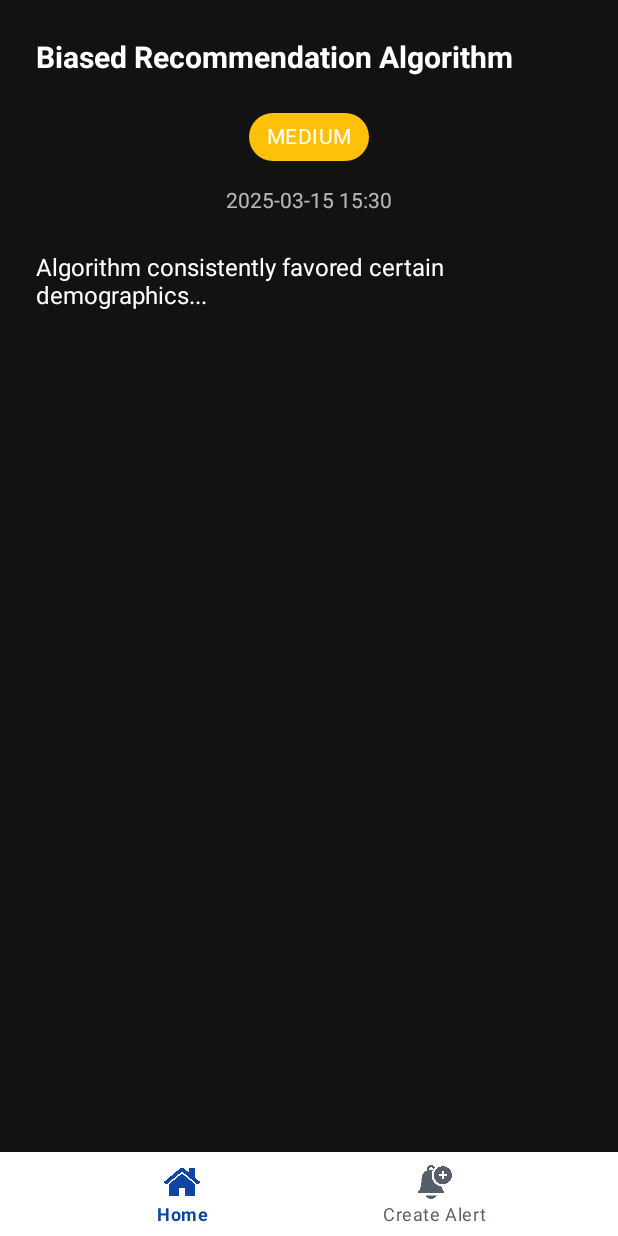
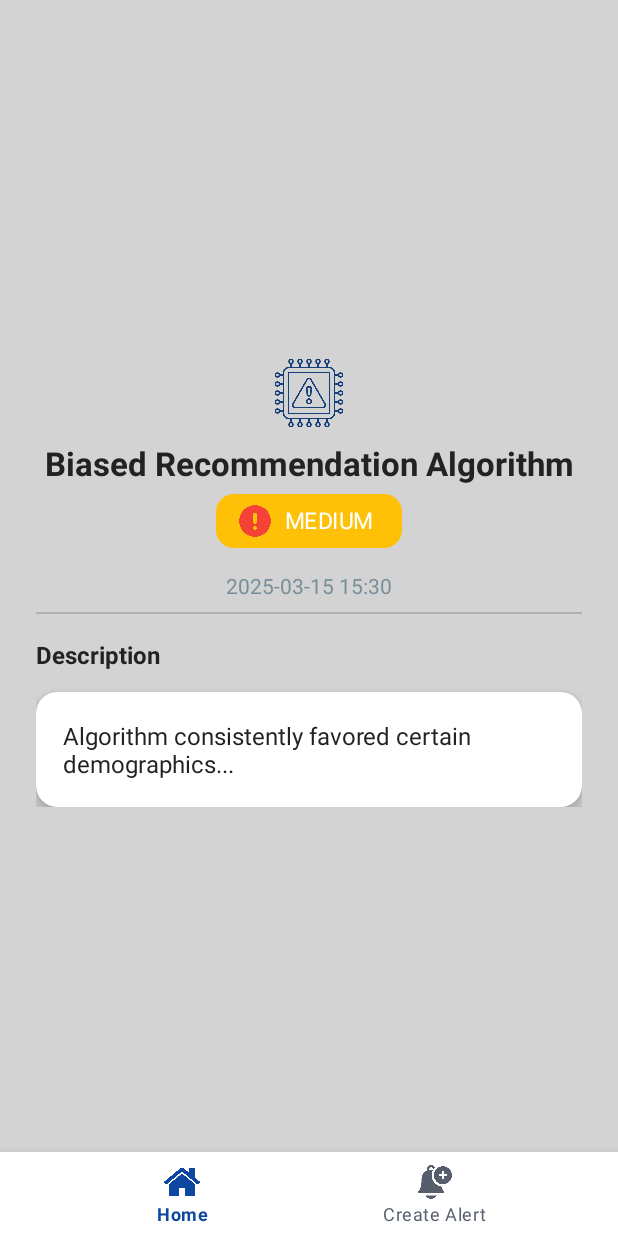
Before and after one commit to Amartyakaushik/AIWatchdog, an Android app: the screen it shows after launch (MainActivity), after a tap on "Biased Recommendation Algorithm", on a phone screen of 412 x 824 dp. Run offline under Robolectric (Android 15) with nearby library versions, the phone set to English and light mode, and no system bars; our stand-ins replace navigation-ui.

Commit message:
Updated ui of IncidentDescription fragment

```diff
--- a/app/src/main/res/layout/fragment_incident_detail.xml
+++ b/app/src/main/res/layout/fragment_incident_detail.xml
@@ -3,61 +3,123 @@
     xmlns:app="http://schemas.android.com/apk/res-auto"
     android:layout_width="match_parent"
     android:layout_height="match_parent"
-    android:padding="24dp"
-    android:background="@color/dark_background">
+    xmlns:tools="http://schemas.android.com/tools"
+    android:background="#D3D3D3"
+    android:padding="0dp">
 
     <androidx.constraintlayout.widget.ConstraintLayout
         android:layout_width="match_parent"
-        android:layout_height="wrap_content">
+        android:layout_height="wrap_content"
+        android:layout_gravity="center"
+        android:padding="24dp">
+
+        <ImageView
+            android:id="@+id/incidentIcon"
+            android:layout_width="48dp"
+            android:layout_height="48dp"
+            android:src="@drawable/ic_ai_incident"
+            app:tint="@color/primary"
+            app:layout_constraintTop_toTopOf="parent"
+            app:layout_constraintStart_toStartOf="parent"
+            app:layout_constraintEnd_toEndOf="parent"
+            android:layout_marginTop="8dp"
+            android:contentDescription="@string/incident_icon" />
 
         <TextView
             android:id="@+id/detailTitle"
             android:layout_width="0dp"
             android:layout_height="wrap_content"
-            android:textSize="20sp"
+            android:textSize="22sp"
             android:textStyle="bold"
-            android:textColor="@color/white"
-            app:layout_constraintTop_toTopOf="parent"
+            android:textColor="#222"
+            android:gravity="center"
+            app:layout_constraintTop_toBottomOf="@id/incidentIcon"
             app:layout_constraintStart_toStartOf="parent"
             app:layout_constraintEnd_toEndOf="parent"
-            android:text="Incident Title" />
+            android:layout_marginTop="8dp"
+            android:layout_marginBottom="8dp"
+            tools:text="Biased Recommendation Algorithm" />
 
         <com.google.android.material.chip.Chip
             android:id="@+id/detailSeverity"
+            style="@style/Widget.MaterialComponents.Chip.Choice"
             android:layout_width="wrap_content"
             android:layout_height="wrap_content"
-            android:textColor="@color/white"
-            app:chipBackgroundColor="@color/severity_medium"
+            android:textColor="#FFFFFF"
+            android:textStyle="bold"
+            android:textSize="15sp"
+            app:chipCornerRadius="12dp"
+            app:chipMinHeight="36dp"
+            app:chipStartPadding="14dp"
+            app:chipEndPadding="14dp"
+            app:chipIcon="@drawable/ic_severity_alert"
+            app:chipIconTint="@color/severity_high"
+            app:chipIconVisible="true"
             app:layout_constraintTop_toBottomOf="@id/detailTitle"
             app:layout_constraintStart_toStartOf="parent"
             app:layout_constraintEnd_toEndOf="parent"
-            android:layout_marginTop="16dp"
-            android:text="MEDIUM" />
+            android:layout_marginBottom="8dp"
+            tools:text="HIGH" />
 
         <TextView
             android:id="@+id/detailDate"
             android:layout_width="wrap_content"
             android:layout_height="wrap_content"
-            android:textColor="@color/white"
-            android:alpha="0.7"
+            android:textColor="#607D8B"
+            android:alpha="0.8"
             android:textSize="14sp"
+            android:layout_marginTop="9dp"
             app:layout_constraintTop_toBottomOf="@id/detailSeverity"
             app:layout_constraintStart_toStartOf="parent"
             app:layout_constraintEnd_toEndOf="parent"
-            android:layout_marginTop="8dp"
-            android:text="2025-03-15 15:30" />
+            android:layout_marginBottom="16dp"
+            tools:text="2025-03-15 15:30" />
 
-        <TextView
-            android:id="@+id/detailDescription"
+        <View
+            android:id="@+id/divider"
             android:layout_width="0dp"
-            android:layout_height="wrap_content"
-            android:textColor="@color/white"
-            android:textSize="16sp"
+            android:layout_height="1dp"
+            android:background="#B0B0B0"
             app:layout_constraintTop_toBottomOf="@id/detailDate"
             app:layout_constraintStart_toStartOf="parent"
             app:layout_constraintEnd_toEndOf="parent"
-            android:layout_marginTop="24dp"
-            android:text="Incident description goes here..." />
+            android:layout_marginTop="8dp"/>
+
+        <TextView
+            android:id="@+id/descriptionHeader"
+            android:layout_width="wrap_content"
+            android:layout_height="wrap_content"
+            android:text="Description"
+            android:textStyle="bold"
+            android:textColor="#222"
+            android:textSize="16sp"
+            android:layout_marginTop="16dp"
+            app:layout_constraintTop_toBottomOf="@id/divider"
+            app:layout_constraintStart_toStartOf="parent"
+            android:layout_marginBottom="8dp"/>
+
+        <com.google.android.material.card.MaterialCardView
+            android:id="@+id/descriptionCard"
+            android:layout_width="0dp"
+            android:layout_height="wrap_content"
+            app:cardCornerRadius="14dp"
+            app:cardElevation="6dp"
+            app:cardBackgroundColor="@color/surface"
+            app:layout_constraintTop_toBottomOf="@id/descriptionHeader"
+            app:layout_constraintStart_toStartOf="parent"
+            app:layout_constraintEnd_toEndOf="parent"
+            android:layout_marginTop="14dp"
+            android:layout_marginBottom="24dp">
+
+            <TextView
+                android:id="@+id/detailDescription"
+                android:layout_width="match_parent"
+                android:layout_height="wrap_content"
+                android:textColor="#222"
+                android:textSize="16sp"
+                android:padding="18dp"
+                tools:text="Algorithm consistently favored certain demographics over others, leading to unfair recommendations and user dissatisfaction." />
+        </com.google.android.material.card.MaterialCardView>
 
     </androidx.constraintlayout.widget.ConstraintLayout>
 </androidx.core.widget.NestedScrollView>
--- a/app/src/main/res/values/strings.xml
+++ b/app/src/main/res/values/strings.xml
@@ -2,4 +2,5 @@
     <string name="app_name">AIWatchdog</string>
     <!-- TODO: Remove or change this placeholder text -->
     <string name="hello_blank_fragment">Hello blank fragment</string>
+    <string name="incident_icon">Incident Title</string>
 </resources>
```
Also changed, not shown: app/src/main/java/com/example/aiwatchdog/ui/AlertAdapter.kt (line endings or trailing spaces), app/src/main/res/drawable/ic_ai_incident.png (added), app/src/main/res/drawable/ic_severity_alert.png (added).
